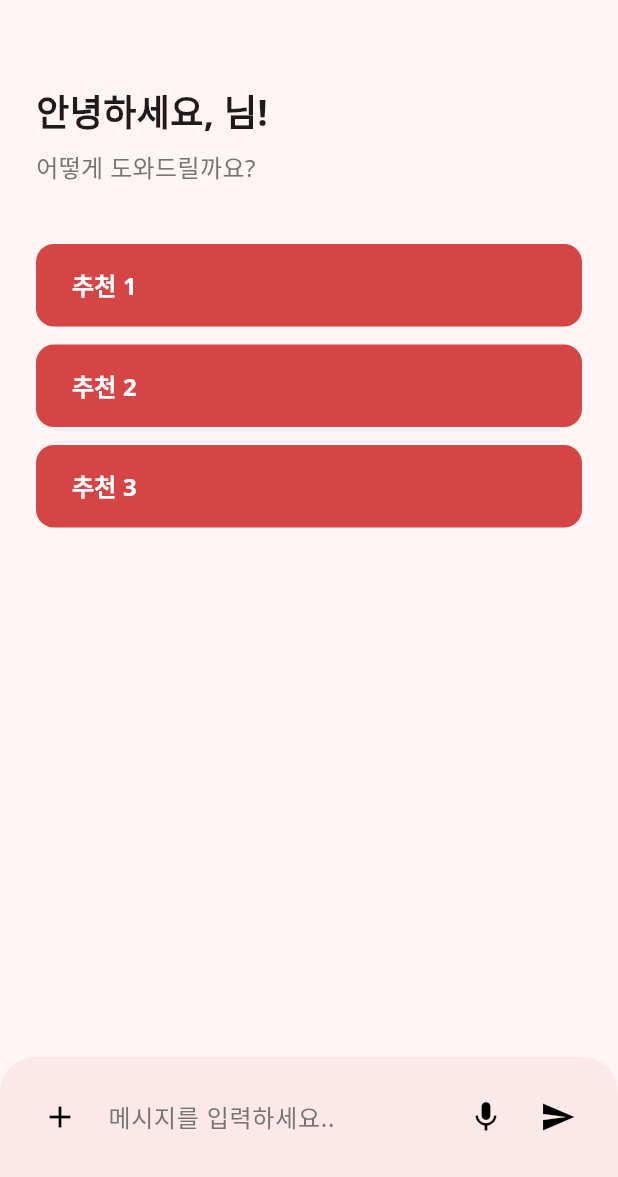
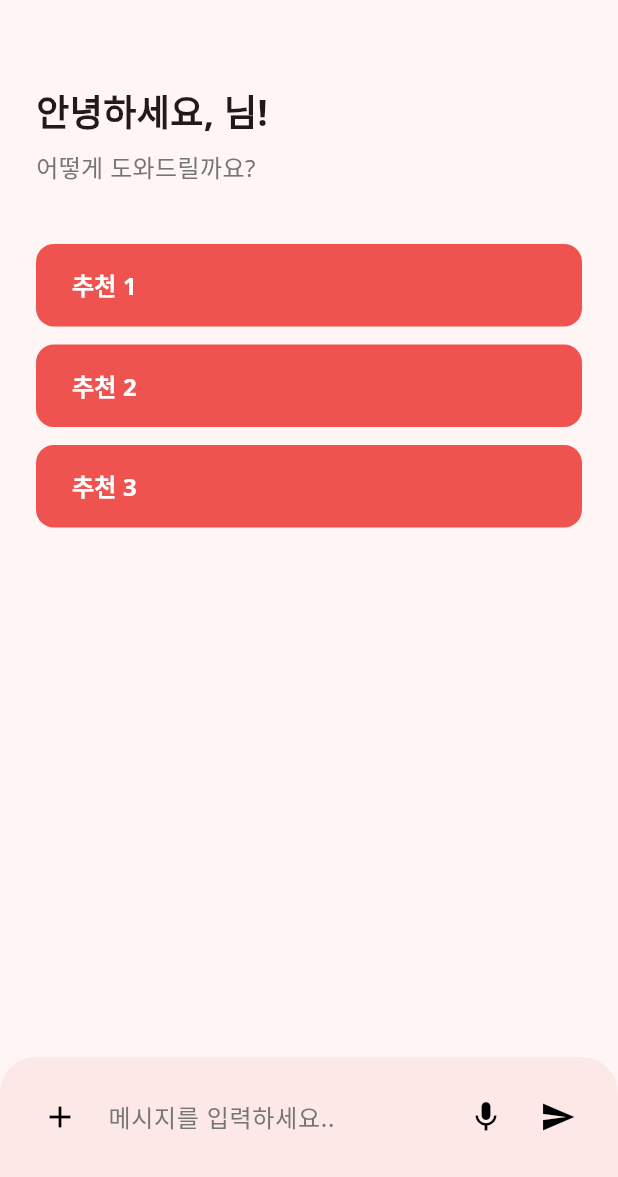
Before and after one commit to quad-S-HeartSignal/heartsignal-client, a Flutter app: the ChatScreen screen opened directly, on a phone screen of 412 x 824 dp, the part 59-1236 px from its top. Run offline on Flutter 3.47's test engine with Material 3 defaults, Android fonts, the phone set to English and light mode, and no system bars; our stand-ins replace flutter_secure_storage, geolocator, go_router, google_fonts, google_maps_flutter; missing offline and left inert: flutter_web_auth_2; accounts and stored records are empty.

Commit message:
change chat screen UI #8

```diff
--- a/lib/screens/chat_screen.dart
+++ b/lib/screens/chat_screen.dart
@@ -171,7 +171,7 @@ class _ChatScreenState extends State<ChatScreen>
     return ElevatedButton(
       onPressed: () => _handleSubmitted(text),
       style: ElevatedButton.styleFrom(
-        backgroundColor: const Color(0xFFD64545),
+        backgroundColor: const Color(0xFFEF5350),
         foregroundColor: Colors.white,
         padding: const EdgeInsets.symmetric(horizontal: 24, vertical: 16),
         shape: RoundedRectangleBorder(borderRadius: BorderRadius.circular(12)),
```
